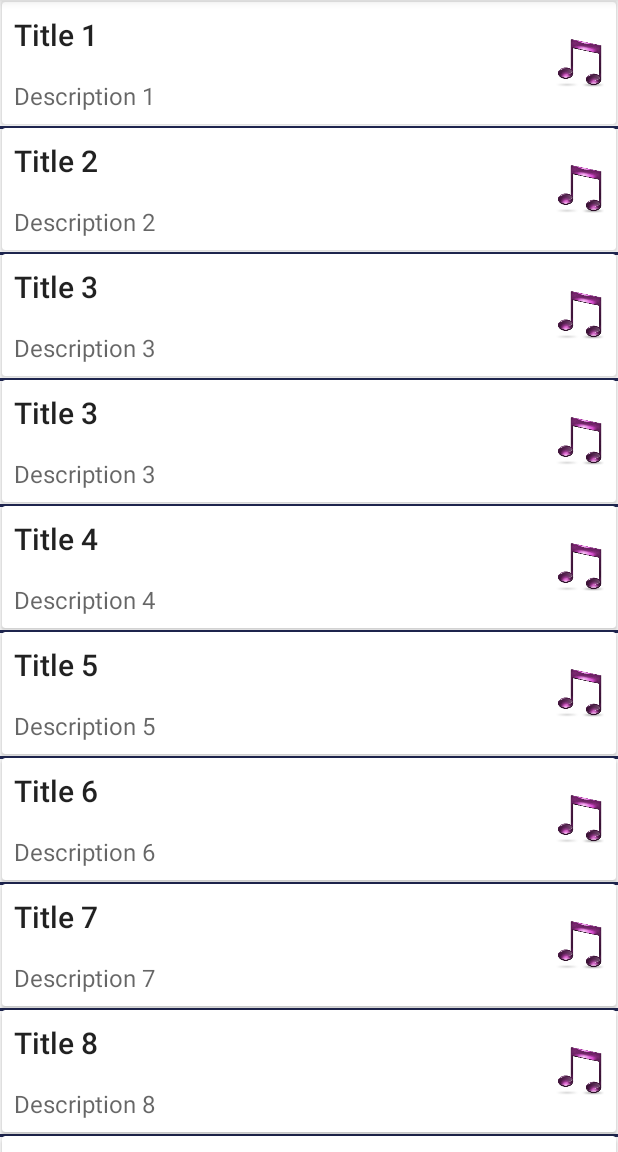
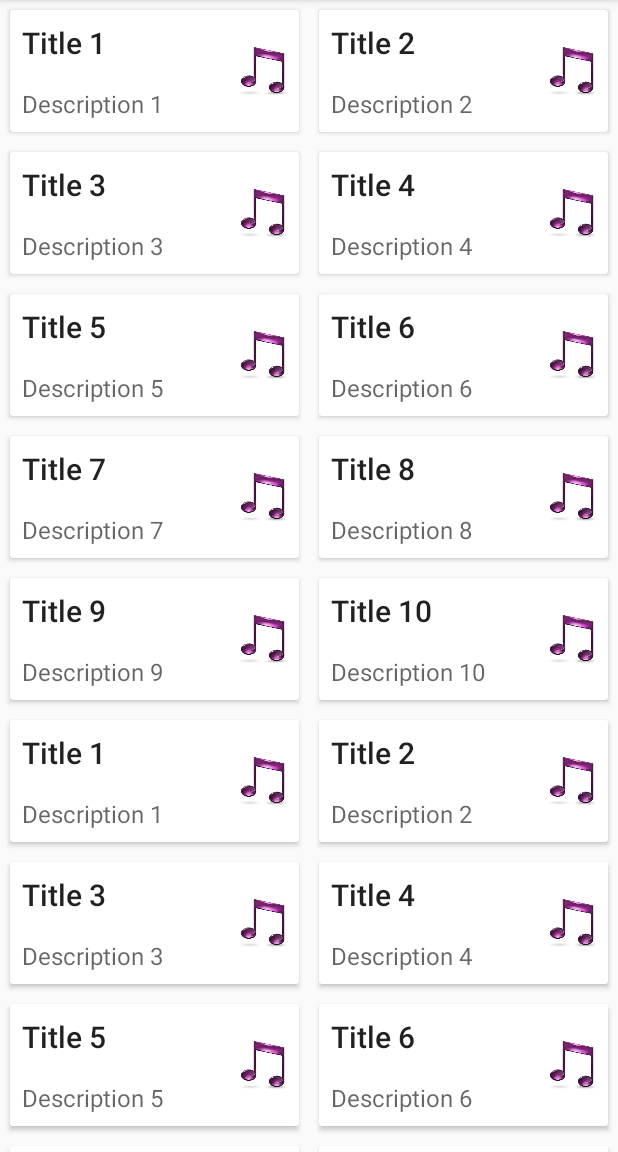
Before and after one commit to MaksimKirko/training_2017_android, an Android app: the screen it shows after launch (MainActivity before the commit, MusicListActivity after it), on a phone screen of 412 x 824 dp, the part 84-1236 px from its top. Run offline under Robolectric (Android 15) with nearby library versions, the phone set to English and light mode, and no system bars.

Commit message:
code review fixes; updated song, layout manager, added SpacesItemDecorator

```diff
--- a/app/src/main/AndroidManifest.xml
+++ b/app/src/main/AndroidManifest.xml
@@ -8,7 +8,7 @@
         android:label="@string/app_name"
         android:supportsRtl="true"
         android:theme="@style/AppTheme">
-        <activity android:name=".MainActivity">
+        <activity android:name=".activity.MusicListActivity">
             <intent-filter>
                 <action android:name="android.intent.action.MAIN" />
 
@@ -16,12 +16,12 @@
             </intent-filter>
         </activity>
         <activity
-            android:name=".SongActivity"
+            android:name=".activity.SongActivity"
             android:label="SongActivity"
             android:theme="@style/AppTheme">
             <meta-data
                 android:name="android.support.PARENT_ACTIVITY"
-                android:value="com.github.maximkirko.training_2017_android.MainActivity" />
+                android:value="com.github.maximkirko.training_2017_android.activity.MusicListActivity" />
         </activity>
     </application>
 
--- a/app/src/main/java/com/github/maximkirko/training_2017_android/MusicRecyclerViewAdapter.java
+++ /dev/null
@@ -1,73 +0,0 @@
-package com.github.maximkirko.training_2017_android;
-
-import android.support.v7.widget.RecyclerView;
-import android.view.LayoutInflater;
-import android.view.View;
-import android.view.ViewGroup;
-import android.widget.ImageView;
-import android.widget.TextView;
-
-import java.util.List;
-
-/**
- * Created by MadMax on 25.12.2016.
- */
-
-public class MusicRecyclerViewAdapter extends RecyclerView.Adapter<MusicRecyclerViewAdapter.SongViewHolder> {
-
-    private List<Song> music;
-    private RecyclerView recyclerView;
-    private View.OnClickListener onClickListener;
-
-    public static class SongViewHolder extends RecyclerView.ViewHolder {
-
-        public TextView title;
-        public TextView description;
-        public ImageView imageView;
-
-        public SongViewHolder(View itemView) {
-            super(itemView);
-            title = (TextView) itemView.findViewById(R.id.item_title);
-            description = (TextView) itemView.findViewById(R.id.item_desription);
-            imageView = (ImageView) itemView.findViewById(R.id.item_image);
-        }
-    }
-
-    public MusicRecyclerViewAdapter(List<Song> music, View.OnClickListener onClickListener) {
-        this.music = music;
-        this.onClickListener = onClickListener;
-    }
-
-    @Override
-    public SongViewHolder onCreateViewHolder(ViewGroup viewGroup, int viewType) {
-
-        View v = LayoutInflater.from(viewGroup.getContext())
-                .inflate(R.layout.music_recycler_view_item, viewGroup, false);
-        v.setOnClickListener(onClickListener);
-        SongViewHolder svh = new SongViewHolder(v);
-
-        return svh;
-    }
-
-    @Override
-    public void onBindViewHolder(SongViewHolder songViewHolder, int position) {
-
-        Song song = music.get(position);
-        Song.validate(song);
-
-        songViewHolder.title.setText(song.getTitle());
-        songViewHolder.description.setText(song.getDescription());
-        songViewHolder.imageView.setImageResource(song.getImageId());
-    }
-
-    //TODO google it!
-    @Override
-    public void onAttachedToRecyclerView(RecyclerView recyclerView) {
-        super.onAttachedToRecyclerView(recyclerView);
-    }
-
-    @Override
-    public int getItemCount() {
-        return music.size();
-    }
-}
--- a/app/src/main/java/com/github/maximkirko/training_2017_android/MainActivity.java
+++ b/app/src/main/java/com/github/maximkirko/training_2017_android/activity/MusicListActivity.java
@@ -1,16 +1,24 @@
-package com.github.maximkirko.training_2017_android;
+package com.github.maximkirko.training_2017_android.activity;
 
 import android.content.Intent;
 import android.os.Bundle;
 import android.support.v7.app.AppCompatActivity;
-import android.support.v7.widget.LinearLayoutManager;
+import android.support.v7.widget.GridLayoutManager;
 import android.support.v7.widget.RecyclerView;
 import android.view.View;
+
+import com.github.maximkirko.training_2017_android.itemdecorator.SpacesItemDecoration;
+import com.github.maximkirko.training_2017_android.load.IReader;
+import com.github.maximkirko.training_2017_android.load.JSONReader;
+import com.github.maximkirko.training_2017_android.adapter.MusicRecyclerViewAdapter;
+import com.github.maximkirko.training_2017_android.R;
+import com.github.maximkirko.training_2017_android.model.Song;
+import com.github.maximkirko.training_2017_android.itemdecorator.DividerItemDecoration;
 
 import java.io.IOException;
 import java.util.List;
 
-public class MainActivity extends AppCompatActivity {
+public class MusicListActivity extends AppCompatActivity {
 
     private RecyclerView musicRecyclerView;
     private RecyclerView.Adapter recyclerViewAdapter;
@@ -19,21 +27,27 @@ public class MainActivity extends AppCompatActivity {
 
     private List<Song> music;
 
-    private JSONReader jsonReader;
+    private IReader<Song> jsonReader;
 
     public static final String SONG_EXTRA = "SONG";
     public static final int MUSIC_RESOURCE_ID = R.raw.music;
+    public static final int CARDS_SPACE_PIXEL = 10;
 
+    //    private View.OnClickListener onClickListener;
+    //    itemView.setOnClickListener(onClickListener);
     public View.OnClickListener onMusicRecyclerViewClickListener = new View.OnClickListener() {
         @Override
         public void onClick(View view) {
-
             Song song = getSongByClick(view);
-            Intent intent = new Intent(MainActivity.this, SongActivity.class);
-            intent.putExtra(SONG_EXTRA, song);
-            startActivity(intent);
+            initIntent(song);
         }
     };
+
+    private void initIntent(Song song) {
+        Intent intent = new Intent(MusicListActivity.this, SongActivity.class);
+        intent.putExtra(SONG_EXTRA, song);
+        startActivity(intent);
+    }
 
     private Song getSongByClick(View view) {
         int itemPosition = musicRecyclerView.getChildLayoutPosition(view);
@@ -57,7 +71,7 @@ public class MainActivity extends AppCompatActivity {
 
     private void initAdapter() {
         try {
-            music = jsonReader.readJsonStream(this);
+            music = jsonReader.readToList(this);
         } catch (IOException e) {
             e.printStackTrace();
         }
@@ -65,12 +79,11 @@ public class MainActivity extends AppCompatActivity {
     }
 
     private void initItemDecoration() {
-        itemDecoration = new DividerItemDecoration(this, R.drawable.divider);
+        itemDecoration = new SpacesItemDecoration(CARDS_SPACE_PIXEL); //new DividerItemDecoration(this, R.drawable.divider);
     }
 
     private void initRecyclerView() {
-
-        layoutManager = new LinearLayoutManager(this);
+        layoutManager = new GridLayoutManager(this, 2);
 
         musicRecyclerView = (RecyclerView) findViewById(R.id.music_recycler_view);
         musicRecyclerView.setLayoutManager(layoutManager);
--- a/app/src/main/java/com/github/maximkirko/training_2017_android/SongActivity.java
+++ b/app/src/main/java/com/github/maximkirko/training_2017_android/activity/SongActivity.java
@@ -1,9 +1,12 @@
-package com.github.maximkirko.training_2017_android;
+package com.github.maximkirko.training_2017_android.activity;
 
 import android.os.Bundle;
 import android.support.v7.app.AppCompatActivity;
 import android.widget.ImageView;
 import android.widget.TextView;
+
+import com.github.maximkirko.training_2017_android.R;
+import com.github.maximkirko.training_2017_android.model.Song;
 
 /**
  * Created by MadMax on 25.12.2016.
@@ -22,7 +25,7 @@ public class SongActivity extends AppCompatActivity {
         super.onCreate(savedInstanceState);
         setContentView(R.layout.song_activity);
 
-        song = this.getIntent().getParcelableExtra(MainActivity.SONG_EXTRA);
+        song = this.getIntent().getParcelableExtra(MusicListActivity.SONG_EXTRA);
 
         initViews();
         setViewsValues();
--- /dev/null
+++ b/app/src/main/java/com/github/maximkirko/training_2017_android/adapter/MusicRecyclerViewAdapter.java
@@ -0,0 +1,67 @@
+package com.github.maximkirko.training_2017_android.adapter;
+
+import android.support.v7.widget.RecyclerView;
+import android.view.LayoutInflater;
+import android.view.View;
+import android.view.ViewGroup;
+import android.widget.ImageView;
+import android.widget.TextView;
+
+import com.github.maximkirko.training_2017_android.R;
+import com.github.maximkirko.training_2017_android.adapter.viewholder.SongViewHolder;
+import com.github.maximkirko.training_2017_android.model.Song;
+
+import java.util.List;
+
+/**
+ * Created by MadMax on 25.12.2016.
+ */
+
+public class MusicRecyclerViewAdapter extends RecyclerView.Adapter<SongViewHolder> {
+
+    private List<Song> music;
+    private View.OnClickListener onClickListener;
+    private View itemView;
+
+    public MusicRecyclerViewAdapter(List<Song> music, View.OnClickListener onClickListener) {
+        this.music = music;
+        this.onClickListener = onClickListener;
+    }
+
+    @Override
+    public SongViewHolder onCreateViewHolder(ViewGroup viewGroup, int viewType) {
+        itemView = LayoutInflater.from(viewGroup.getContext())
+                .inflate(R.layout.music_recycler_view_item, viewGroup, false);
+        itemView.setOnClickListener(onClickListener);
+        return SongViewHolder.newBuilder(itemView).build();
+    }
+
+    @Override
+    public void onBindViewHolder(SongViewHolder songViewHolder, int position) {
+        Song song = music.get(position);
+
+        TextView title = (TextView) itemView.findViewById(R.id.item_title);
+        TextView description = (TextView) itemView.findViewById(R.id.item_desription);
+        ImageView imageView = (ImageView) itemView.findViewById(R.id.item_image);
+
+        title.setText(song.getTitle());
+        description.setText(song.getDescription());
+        imageView.setImageResource(song.getImageId());
+
+        songViewHolder = SongViewHolder.newBuilder(itemView)
+                .setTitle(title)
+                .setDescription(description)
+                .setImageView(imageView)
+                .build();
+    }
+
+    @Override
+    public void onAttachedToRecyclerView(RecyclerView recyclerView) {
+        super.onAttachedToRecyclerView(recyclerView);
+    }
+
+    @Override
+    public int getItemCount() {
+        return music.size();
+    }
+}
--- /dev/null
+++ b/app/src/main/java/com/github/maximkirko/training_2017_android/adapter/viewholder/SongViewHolder.java
@@ -0,0 +1,65 @@
+package com.github.maximkirko.training_2017_android.adapter.viewholder;
+
+import android.support.v7.widget.RecyclerView;
+import android.view.View;
+import android.widget.ImageView;
+import android.widget.TextView;
+
+import com.github.maximkirko.training_2017_android.activity.MusicListActivity;
+
+public class SongViewHolder extends RecyclerView.ViewHolder {
+
+    private TextView title;
+    private TextView description;
+    private ImageView imageView;
+
+    public TextView getTitle() {
+        return title;
+    }
+
+    public TextView getDescription() {
+        return description;
+    }
+
+    public ImageView getImageView() {
+        return imageView;
+    }
+
+    private SongViewHolder(View itemView) {
+        super(itemView);
+    }
+
+    public static Builder newBuilder(View itemView) {
+        return new SongViewHolder(itemView).new Builder();
+    }
+
+    public class Builder {
+
+        private Builder() {
+
+        }
+
+        public Builder setTitle(TextView title) {
+            SongViewHolder.this.title = title;
+            return this;
+        }
+
+        public Builder setDescription(TextView description) {
+            SongViewHolder.this.description = description;
+            return this;
+        }
+
+        public Builder setImageView(ImageView imageView) {
+            SongViewHolder.this.imageView = imageView;
+            return this;
+        }
+
+        public SongViewHolder build() {
+            SongViewHolder songViewHolder = new SongViewHolder(itemView);
+            songViewHolder.title = SongViewHolder.this.title;
+            songViewHolder.description = SongViewHolder.this.description;
+            songViewHolder.imageView = SongViewHolder.this.imageView;
+            return songViewHolder;
+        }
+    }
+}
--- a/app/src/main/java/com/github/maximkirko/training_2017_android/DividerItemDecoration.java
+++ b/app/src/main/java/com/github/maximkirko/training_2017_android/itemdecorator/DividerItemDecoration.java
@@ -1,4 +1,4 @@
-package com.github.maximkirko.training_2017_android;
+package com.github.maximkirko.training_2017_android.itemdecorator;
 
 import android.content.Context;
 import android.content.res.TypedArray;
@@ -26,7 +26,6 @@ public class DividerItemDecoration extends RecyclerView.ItemDecoration {
 
     @Override
     public void onDraw(Canvas c, RecyclerView parent, RecyclerView.State state) {
-
         int left = parent.getPaddingLeft();
         int right = parent.getWidth() - parent.getPaddingRight();
 
--- /dev/null
+++ b/app/src/main/java/com/github/maximkirko/training_2017_android/itemdecorator/SpacesItemDecoration.java
@@ -0,0 +1,23 @@
+package com.github.maximkirko.training_2017_android.itemdecorator;
+
+import android.graphics.Rect;
+import android.support.v7.widget.RecyclerView;
+import android.view.View;
+
+public class SpacesItemDecoration extends RecyclerView.ItemDecoration {
+
+    private int space;
+
+    public SpacesItemDecoration(int space) {
+        this.space = space;
+    }
+
+    @Override
+    public void getItemOffsets(Rect outRect, View view,
+                               RecyclerView parent, RecyclerView.State state) {
+        outRect.left = space;
+        outRect.right = space;
+        outRect.bottom = space;
+        outRect.top = space;
+    }
+}
--- /dev/null
+++ b/app/src/main/java/com/github/maximkirko/training_2017_android/load/IReader.java
@@ -0,0 +1,15 @@
+package com.github.maximkirko.training_2017_android.load;
+
+import android.content.Context;
+
+import java.io.IOException;
+import java.util.List;
+
+/**
+ * Created by MadMax on 28.12.2016.
+ */
+
+public interface IReader<T> {
+
+    List<T> readToList(Context context) throws IOException;
+}
--- a/app/src/main/java/com/github/maximkirko/training_2017_android/JSONReader.java
+++ b/app/src/main/java/com/github/maximkirko/training_2017_android/load/JSONReader.java
@@ -1,7 +1,9 @@
-package com.github.maximkirko.training_2017_android;
+package com.github.maximkirko.training_2017_android.load;
 
 import android.content.Context;
 import android.util.JsonReader;
+
+import com.github.maximkirko.training_2017_android.model.Song;
 
 import java.io.IOException;
 import java.io.InputStream;
@@ -13,7 +15,7 @@ import java.util.List;
  * Created by MadMax on 26.12.2016.
  */
 
-public class JSONReader {
+public class JSONReader implements IReader<Song> {
 
     private int resourceId;
 
@@ -21,8 +23,7 @@ public class JSONReader {
         this.resourceId = recourceId;
     }
 
-    public List<Song> readJsonStream(Context context) throws IOException {
-
+    public List<Song> readToList(Context context) throws IOException {
         InputStream in = context.getResources().openRawResource(resourceId);
         JsonReader reader = new JsonReader(new InputStreamReader(in, "UTF-8"));
         try {
@@ -44,7 +45,6 @@ public class JSONReader {
     }
 
     private Song readSong(JsonReader reader) throws IOException {
-
         String title = null;
         String description = null;
         String imageUrl = null;
--- a/app/src/main/java/com/github/maximkirko/training_2017_android/Song.java
+++ b/app/src/main/java/com/github/maximkirko/training_2017_android/model/Song.java
@@ -1,7 +1,11 @@
-package com.github.maximkirko.training_2017_android;
+package com.github.maximkirko.training_2017_android.model;
 
 import android.os.Parcel;
 import android.os.Parcelable;
+import android.support.annotation.NonNull;
+import android.support.annotation.Nullable;
+
+import com.github.maximkirko.training_2017_android.R;
 
 import java.util.ArrayList;
 import java.util.List;
@@ -12,14 +16,13 @@ import java.util.List;
 
 public class Song implements Parcelable {
 
+    private String title;
+    private String description;
+    private int imageId;
+
     private static final String DEFAULT_TITLE = "Unknown title";
     private static final String DEFAULT_DESCRIPTION = "Unknown description";
     private static final int DEFAULT_IMAGE_ID = R.drawable.rv_item_image_default;
-
-
-    private String title;
-    private String description;
-    private int imageId;
 
     public Song() {
 
@@ -36,27 +39,30 @@ public class Song implements Parcelable {
         imageId = in.readInt();
     }
 
+    @NonNull
     public String getTitle() {
-        return title;
+        return (title == null) ? DEFAULT_TITLE : title;
     }
 
-    public void setTitle(String title) {
+    public void setTitle(@Nullable String title) {
         this.title = title;
     }
 
+    @NonNull
     public String getDescription() {
-        return description;
+        return (description == null) ? DEFAULT_DESCRIPTION : description;
     }
 
-    public void setDescription(String description) {
+    public void setDescription(@Nullable String description) {
         this.description = description;
     }
 
+    @NonNull
     public int getImageId() {
-        return imageId;
+        return (imageId == 0) ? DEFAULT_IMAGE_ID : imageId;
     }
 
-    public void setImageId(int imageId) {
+    public void setImageId(@Nullable int imageId) {
         this.imageId = imageId;
     }
 
@@ -67,18 +73,6 @@ public class Song implements Parcelable {
                 ", description='" + description + '\'' +
                 ", imageId=" + imageId +
                 '}';
-    }
-
-    public static void validate(Song song) {
-        if(song.getTitle() == null) {
-            song.setTitle(DEFAULT_TITLE);
-        }
-        if(song.getDescription() == null) {
-            song.setDescription(DEFAULT_DESCRIPTION);
-        }
-        if(song.getImageId() == 0) {
-            song.setImageId(DEFAULT_IMAGE_ID);
-        }
     }
 
     public static List<Song> getSongsList() {
--- a/app/src/main/res/layout/activity_main.xml
+++ b/app/src/main/res/layout/activity_main.xml
@@ -5,7 +5,7 @@
     android:layout_width="match_parent"
     android:layout_height="match_parent"
     android:orientation="vertical"
-    tools:context="com.github.maximkirko.training_2017_android.MainActivity">
+    tools:context="com.github.maximkirko.training_2017_android.activity.MusicListActivity">
 
     <android.support.v7.widget.RecyclerView
         android:id="@+id/music_recycler_view"
--- a/app/src/main/res/layout/music_recycler_view_item.xml
+++ b/app/src/main/res/layout/music_recycler_view_item.xml
@@ -4,8 +4,8 @@
     style="@style/CardView.Light"
     android:id="@+id/card_song"
     android:layout_width="match_parent"
-    android:layout_height="wrap_content"
-    android:layout_margin="@dimen/music_recycler_view_item_card_layout_margin">
+    android:layout_height="wrap_content">
+    <!--android:layout_margin="@dimen/music_recycler_view_item_card_layout_margin"-->>
 
     <RelativeLayout xmlns:android="http://schemas.android.com/apk/res/android"
         android:layout_width="match_parent"
--- a/app/src/main/res/values/dimens.xml
+++ b/app/src/main/res/values/dimens.xml
@@ -1,6 +1,6 @@
 <resources>
 
-    <dimen name="music_recycler_view_item_card_layout_margin">1dp</dimen>
+    <dimen name="music_recycler_view_item_card_layout_margin">2dp</dimen>
 
     <dimen name="music_recycler_view_item_title_margin">8dp</dimen>
     <dimen name="music_recycler_view_item_desctiption_margin">8dp</dimen>
```
Also changed, not shown: app/src/main/res/raw/music.json (+45 -0 lines).
